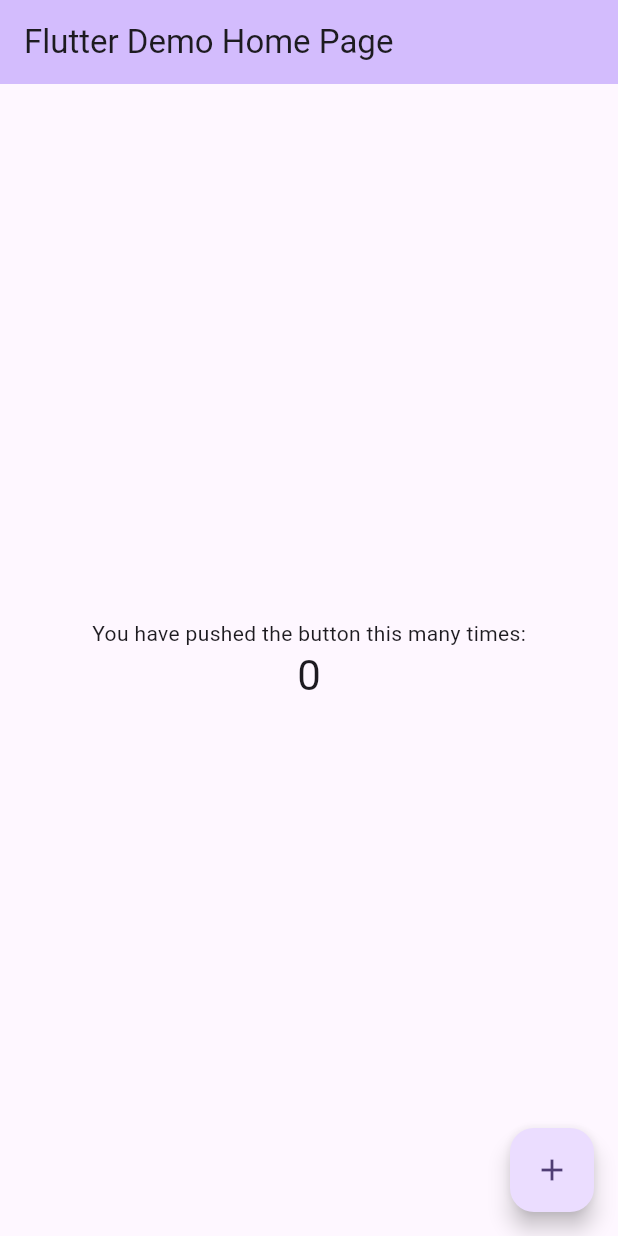
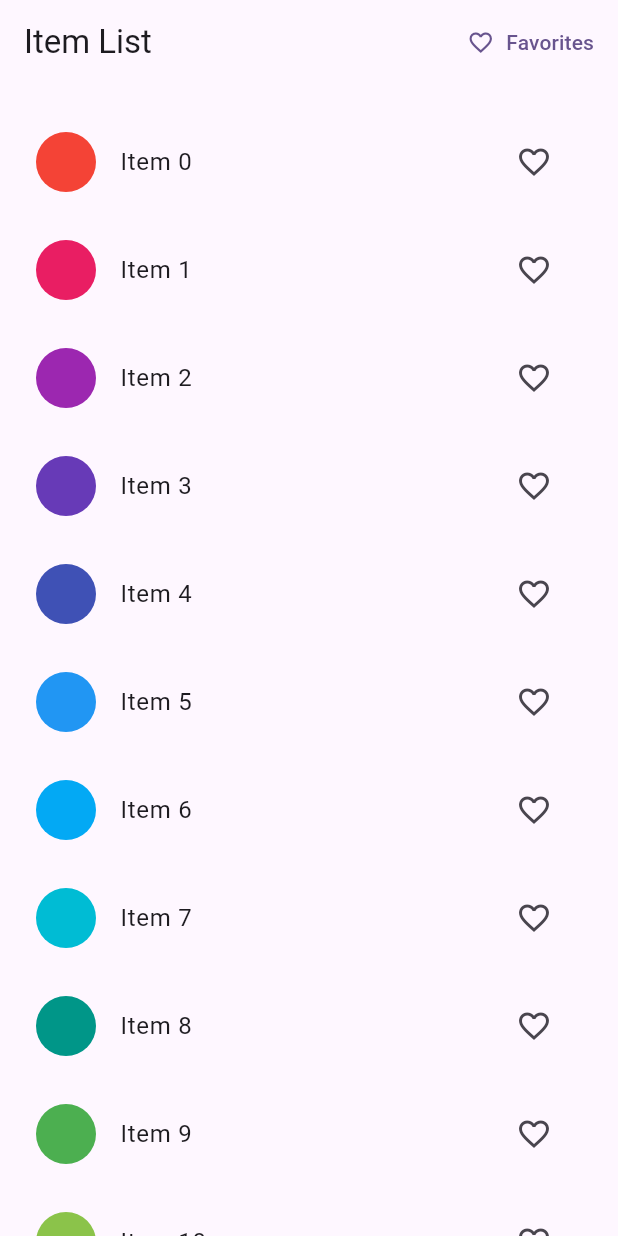
Before and after one commit to robsenshemsedin/flutter_architecture_samples, a Flutter app: the screen it shows after launch, on a phone screen of 412 x 824 dp. Run offline on Flutter 3.47's test engine with Material 3 defaults, Android fonts, the phone set to English and light mode, and no system bars.

Commit message:
Implemented provider sample

```diff
--- a/change_notifier_provider/change_notifier_provider_sample/lib/main.dart
+++ b/change_notifier_provider/change_notifier_provider_sample/lib/main.dart
@@ -1,4 +1,7 @@
+import 'package:change_notifier_provider_sample/models/favorites.dart';
+import 'package:change_notifier_provider_sample/screens/screens.dart';
 import 'package:flutter/material.dart';
+import 'package:provider/provider.dart';
 
 void main() {
   runApp(const MyApp());
@@ -7,119 +10,18 @@ void main() {
 class MyApp extends StatelessWidget {
   const MyApp({super.key});
 
-  // This widget is the root of your application.
   @override
   Widget build(BuildContext context) {
-    return MaterialApp(
-      title: 'Flutter Demo',
-      theme: ThemeData(
-        // This is the theme of your application.
-        //
-        // TRY THIS: Try running your application with "flutter run". You'll see
-        // the application has a purple toolbar. Then, without quitting the app,
-        // try changing the seedColor in the colorScheme below to Colors.green
-        // and then invoke "hot reload" (save your changes or press the "hot
-        // reload" button in a Flutter-supported IDE, or press "r" if you used
-        // the command line to start the app).
-        //
-        // Notice that the counter didn't reset back to zero; the application
-        // state is not lost during the reload. To reset the state, use hot
-        // restart instead.
-        //
-        // This works for code too, not just values: Most code changes can be
-        // tested with just a hot reload.
-        colorScheme: ColorScheme.fromSeed(seedColor: Colors.deepPurple),
-        useMaterial3: true,
-      ),
-      home: const MyHomePage(title: 'Flutter Demo Home Page'),
-    );
+    return ChangeNotifierProvider(
+        create: (context) => Favorites(),
+        child: MaterialApp(
+          title: 'Flutter Demo',
+          debugShowCheckedModeBanner: false,
+          theme: ThemeData(
+            colorScheme: ColorScheme.fromSeed(seedColor: Colors.deepPurple),
+            useMaterial3: true,
+          ),
+          home: const HomePage(),
+        ));
   }
 }
-
-class MyHomePage extends StatefulWidget {
-  const MyHomePage({super.key, required this.title});
-
-  // This widget is the home page of your application. It is stateful, meaning
-  // that it has a State object (defined below) that contains fields that affect
-  // how it looks.
-
-  // This class is the configuration for the state. It holds the values (in this
-  // case the title) provided by the parent (in this case the App widget) and
-  // used by the build method of the State. Fields in a Widget subclass are
-  // always marked "final".
-
-  final String title;
-
-  @override
-  State<MyHomePage> createState() => _MyHomePageState();
-}
-
-class _MyHomePageState extends State<MyHomePage> {
-  int _counter = 0;
-
-  void _incrementCounter() {
-    setState(() {
-      // This call to setState tells the Flutter framework that something has
-      // changed in this State, which causes it to rerun the build method below
-      // so that the display can reflect the updated values. If we changed
-      // _counter without calling setState(), then the build method would not be
-      // called again, and so nothing would appear to happen.
-      _counter++;
-    });
-  }
-
-  @override
-  Widget build(BuildContext context) {
-    // This method is rerun every time setState is called, for instance as done
-    // by the _incrementCounter method above.
-    //
-    // The Flutter framework has been optimized to make rerunning build methods
-    // fast, so that you can just rebuild anything that needs updating rather
-    // than having to individually change instances of widgets.
-    return Scaffold(
-      appBar: AppBar(
-        // TRY THIS: Try changing the color here to a specific color (to
-        // Colors.amber, perhaps?) and trigger a hot reload to see the AppBar
-        // change color while the other colors stay the same.
-        backgroundColor: Theme.of(context).colorScheme.inversePrimary,
-        // Here we take the value from the MyHomePage object that was created by
-        // the App.build method, and use it to set our appbar title.
-        title: Text(widget.title),
-      ),
-      body: Center(
-        // Center is a layout widget. It takes a single child and positions it
-        // in the middle of the parent.
-        child: Column(
-          // Column is also a layout widget. It takes a list of children and
-          // arranges them vertically. By default, it sizes itself to fit its
-          // children horizontally, and tries to be as tall as its parent.
-          //
-          // Column has various properties to control how it sizes itself and
-          // how it positions its children. Here we use mainAxisAlignment to
-          // center the children vertically; the main axis here is the vertical
-          // axis because Columns are vertical (the cross axis would be
-          // horizontal).
-          //
-          // TRY THIS: Invoke "debug painting" (choose the "Toggle Debug Paint"
-          // action in the IDE, or press "p" in the console), to see the
-          // wireframe for each widget.
-          mainAxisAlignment: MainAxisAlignment.center,
-          children: <Widget>[
-            const Text(
-              'You have pushed the button this many times:',
-            ),
-            Text(
-              '$_counter',
-              style: Theme.of(context).textTheme.headlineMedium,
-            ),
-          ],
-        ),
-      ),
-      floatingActionButton: FloatingActionButton(
-        onPressed: _incrementCounter,
-        tooltip: 'Increment',
-        child: const Icon(Icons.add),
-      ), // This trailing comma makes auto-formatting nicer for build methods.
-    );
-  }
-}
--- /dev/null
+++ b/change_notifier_provider/change_notifier_provider_sample/lib/models/favorites.dart
@@ -0,0 +1,31 @@
+import 'package:flutter/material.dart';
+
+class Favorites extends ChangeNotifier {
+  List<int> _items;
+
+  set items(List<int> items) {
+    _items = items;
+    notifyListeners();
+  }
+
+  List<int> get items {
+    return _items;
+  }
+
+  Favorites({List<int>? favorites}) : _items = favorites ?? [];
+
+  addItem(int item) {
+    _items.add(item);
+    notifyListeners();
+  }
+
+  removeItem(int item) {
+    _items.remove(item);
+    notifyListeners();
+  }
+
+  @override
+  String toString() {
+    return 'Favorites Model with items$_items';
+  }
+}
--- /dev/null
+++ b/change_notifier_provider/change_notifier_provider_sample/lib/screens/favorites.dart
@@ -0,0 +1,26 @@
+import 'package:change_notifier_provider_sample/models/favorites.dart';
+import 'package:change_notifier_provider_sample/widgets/widgets.dart';
+import 'package:flutter/material.dart';
+import 'package:provider/provider.dart';
+
+class FavoritesPage extends StatelessWidget {
+  const FavoritesPage({super.key});
+
+  static String routeName = 'favorites_page';
+
+  @override
+  Widget build(BuildContext context) {
+    return Scaffold(
+        appBar: AppBar(
+          title: const Text('Favorites'),
+        ),
+        body: Consumer<Favorites>(builder: (context, model, _) {
+          return ListView.builder(
+            itemCount: model.items.length,
+            padding: const EdgeInsets.symmetric(vertical: 16),
+            itemBuilder: (context, index) =>
+                FavoriteItemTile(model.items[index]),
+          );
+        }));
+  }
+}
--- /dev/null
+++ b/change_notifier_provider/change_notifier_provider_sample/lib/screens/home.dart
@@ -0,0 +1,36 @@
+import 'package:change_notifier_provider_sample/screens/screens.dart';
+import 'package:change_notifier_provider_sample/widgets/widgets.dart';
+import 'package:flutter/material.dart';
+
+class HomePage extends StatelessWidget {
+  static String routeName = '/';
+
+  const HomePage({super.key});
+
+  @override
+  Widget build(BuildContext context) {
+    return Scaffold(
+      appBar: AppBar(
+        title: const Text('Item List'),
+        actions: <TextButton>[
+          TextButton.icon(
+            onPressed: () {
+              Navigator.push(
+                  context,
+                  MaterialPageRoute(
+                      builder: ((context) => const FavoritesPage())));
+            },
+            icon: const Icon(Icons.favorite_border),
+            label: const Text('Favorites'),
+          ),
+        ],
+      ),
+      body: ListView.builder(
+        itemCount: 100,
+        cacheExtent: 20.0,
+        padding: const EdgeInsets.symmetric(vertical: 16),
+        itemBuilder: (context, index) => ItemTile(index),
+      ),
+    );
+  }
+}
--- /dev/null
+++ b/change_notifier_provider/change_notifier_provider_sample/lib/screens/screens.dart
@@ -0,0 +1,2 @@
+export 'favorites.dart';
+export 'home.dart';
--- /dev/null
+++ b/change_notifier_provider/change_notifier_provider_sample/lib/widgets/item_tile.dart
@@ -0,0 +1,46 @@
+import 'package:change_notifier_provider_sample/models/favorites.dart';
+import 'package:flutter/material.dart';
+import 'package:provider/provider.dart';
+
+class ItemTile extends StatelessWidget {
+  final int itemNo;
+
+  const ItemTile(this.itemNo, {super.key});
+
+  @override
+  Widget build(BuildContext context) {
+    var favoritesState = Provider.of<Favorites>(context);
+
+    return Padding(
+      padding: const EdgeInsets.all(8.0),
+      child: ListTile(
+        leading: CircleAvatar(
+          backgroundColor: Colors.primaries[itemNo % Colors.primaries.length],
+        ),
+        title: Text(
+          'Item $itemNo',
+          key: Key('text_$itemNo'),
+        ),
+        trailing: IconButton(
+          key: Key('icon_$itemNo'),
+          icon: favoritesState.items.contains(itemNo)
+              ? const Icon(Icons.favorite)
+              : const Icon(Icons.favorite_border),
+          onPressed: () {
+            !favoritesState.items.contains(itemNo)
+                ? favoritesState.addItem(itemNo)
+                : favoritesState.removeItem(itemNo);
+            ScaffoldMessenger.of(context).showSnackBar(
+              SnackBar(
+                content: Text(favoritesState.items.contains(itemNo)
+                    ? 'Added to favorites.'
+                    : 'Removed from favorites.'),
+                duration: const Duration(seconds: 1),
+              ),
+            );
+          },
+        ),
+      ),
+    );
+  }
+}
--- /dev/null
+++ b/change_notifier_provider/change_notifier_provider_sample/lib/widgets/widgets.dart
@@ -0,0 +1,2 @@
+export 'favorite_item_tile.dart';
+export 'item_tile.dart';
```
Also changed, not shown: change_notifier_provider/change_notifier_provider_sample/lib/widgets/favorite_item_tile.dart (added, +38 -0 lines), change_notifier_provider/change_notifier_provider_sample/pubspec.yaml (+4 -12 lines), change_notifier_provider/change_notifier_provider_sample/pubspec.lock.
